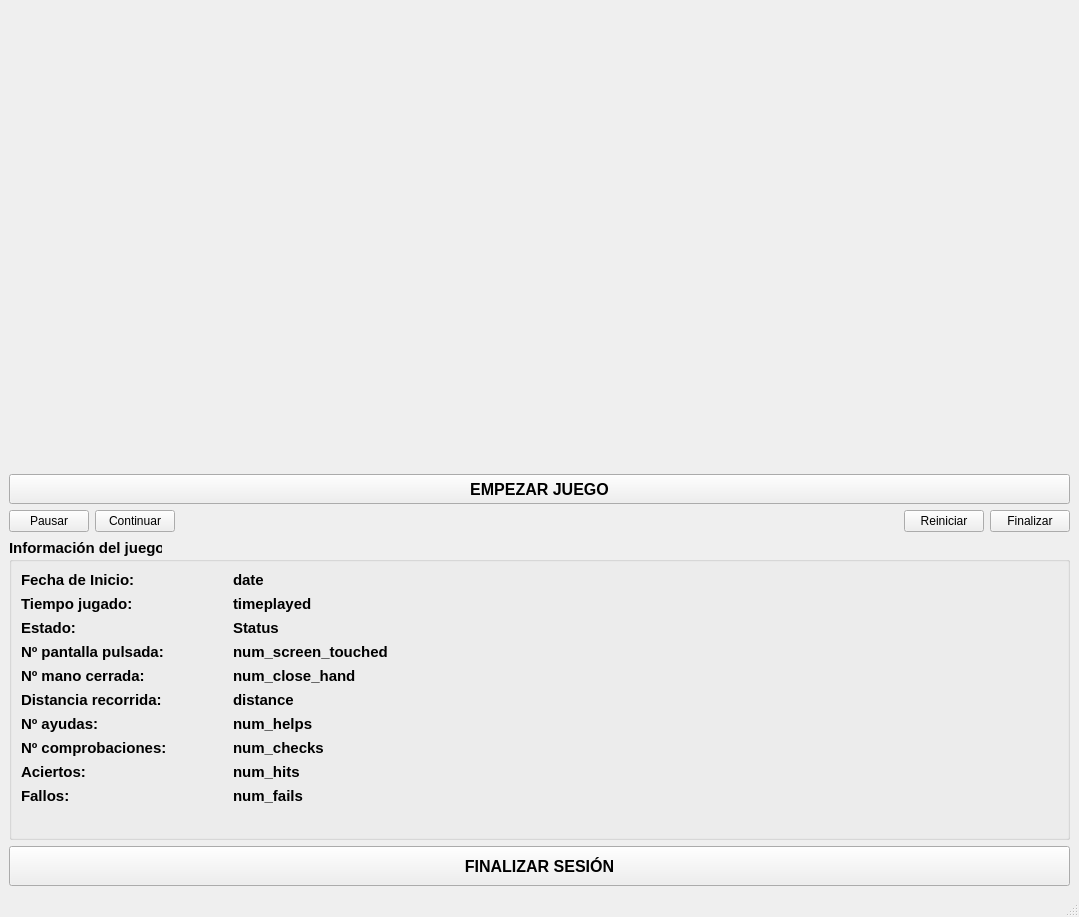
This is components/therapyManager/src/AdminInterface.ui in robocomp/robotherapy as Qt 5 draws it before an edit. The edited form follows.
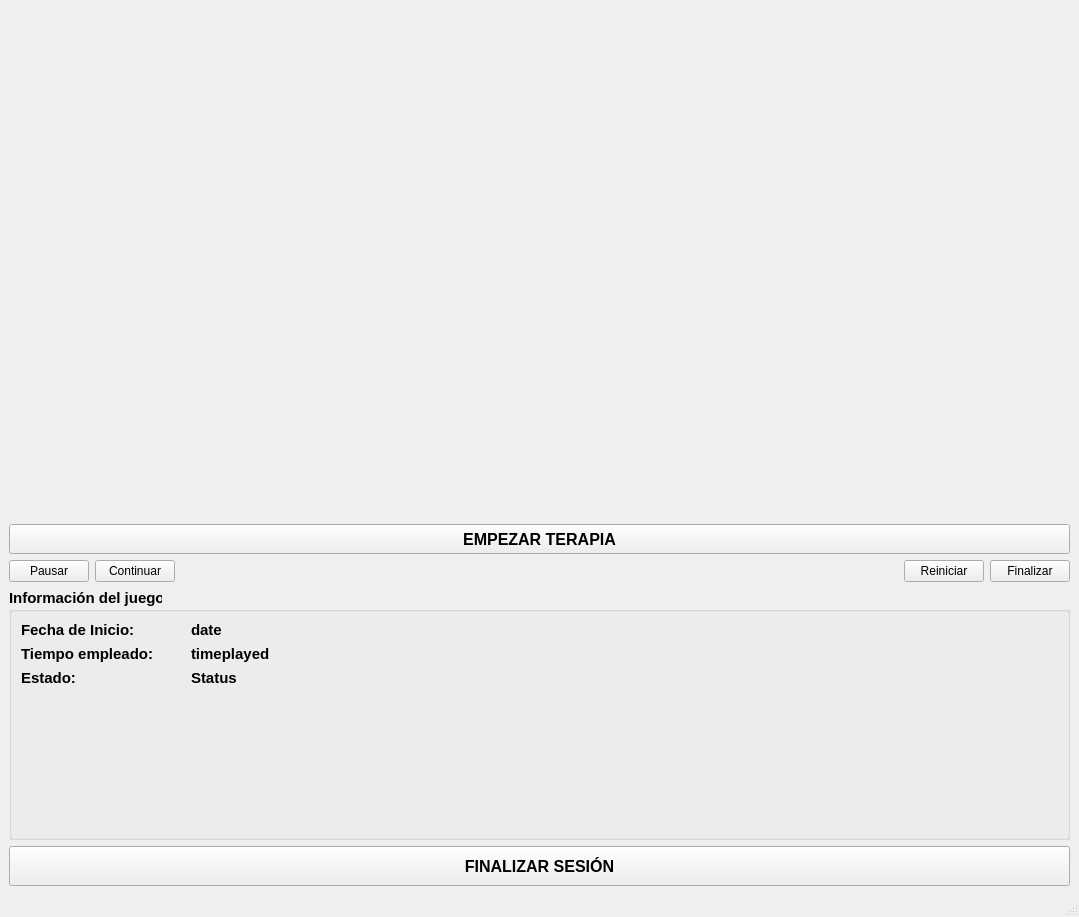
This is the edited form. Custom widgets are drawn as their Qt base class.

The edit to the form file:
```diff
--- a/components/therapyManager/src/AdminInterface.ui
+++ b/components/therapyManager/src/AdminInterface.ui
@@ -30,11 +30,7 @@
      </widget>
     </item>
     <item>
-     <widget class="QImageWidget" name="admin_image" native="true">
-      <zorder>groupBox</zorder>
-      <zorder>groupBox</zorder>
-      <zorder>groupBox</zorder>
-     </widget>
+     <widget class="QImageWidget" name="admin_image" native="true"/>
     </item>
     <item>
      <widget class="QPushButton" name="start_game_button">
@@ -64,7 +60,7 @@
        <bool>false</bool>
       </property>
       <property name="text">
-       <string>EMPEZAR JUEGO</string>
+       <string>EMPEZAR TERAPIA</string>
       </property>
      </widget>
     </item>
@@ -129,153 +125,55 @@
        <property name="fieldGrowthPolicy">
         <enum>QFormLayout::AllNonFixedFieldsGrow</enum>
        </property>
-       <item row="1" column="0">
+       <item row="2" column="0">
         <widget class="QLabel" name="label_8">
          <property name="text">
-          <string>Fecha de Inicio:</string>
+          <string>Fecha de Inicio:            </string>
          </property>
         </widget>
        </item>
-       <item row="1" column="1">
+       <item row="2" column="1">
         <widget class="QLabel" name="date_label">
          <property name="text">
           <string>date</string>
          </property>
         </widget>
        </item>
-       <item row="2" column="0">
-        <widget class="QLabel" name="label_11">
-         <property name="text">
-          <string>Tiempo jugado:</string>
-         </property>
-        </widget>
-       </item>
        <item row="3" column="0">
+        <widget class="QLabel" name="label_11">
+         <property name="text">
+          <string>Tiempo empleado:</string>
+         </property>
+        </widget>
+       </item>
+       <item row="3" column="1">
+        <widget class="QLabel" name="timeplayed_label">
+         <property name="text">
+          <string>timeplayed</string>
+         </property>
+        </widget>
+       </item>
+       <item row="4" column="0">
         <widget class="QLabel" name="label">
          <property name="text">
           <string>Estado:</string>
          </property>
         </widget>
        </item>
-       <item row="3" column="1">
+       <item row="4" column="1">
         <widget class="QLabel" name="status_label">
          <property name="text">
           <string>Status</string>
          </property>
         </widget>
        </item>
-       <item row="4" column="0">
-        <widget class="QLabel" name="label_5">
-         <property name="text">
-          <string>Nº pantalla pulsada:               </string>
-         </property>
-        </widget>
-       </item>
-       <item row="4" column="1">
-        <widget class="QLabel" name="num_screentouched_label">
-         <property name="text">
-          <string>num_screen_touched</string>
-         </property>
-        </widget>
-       </item>
        <item row="5" column="0">
-        <widget class="QLabel" name="label_4">
-         <property name="text">
-          <string>Nº mano cerrada:</string>
-         </property>
-        </widget>
-       </item>
-       <item row="5" column="1">
-        <widget class="QLabel" name="num_closedhand_label">
-         <property name="text">
-          <string>num_close_hand</string>
-         </property>
-        </widget>
-       </item>
-       <item row="6" column="0">
-        <widget class="QLabel" name="label_10">
-         <property name="text">
-          <string>Distancia recorrida:</string>
-         </property>
-        </widget>
-       </item>
-       <item row="6" column="1">
-        <widget class="QLabel" name="distance_label">
-         <property name="text">
-          <string>distance</string>
-         </property>
-        </widget>
-       </item>
-       <item row="7" column="0">
-        <widget class="QLabel" name="label_6">
-         <property name="text">
-          <string>Nº ayudas:</string>
-         </property>
-        </widget>
-       </item>
-       <item row="7" column="1">
-        <widget class="QLabel" name="num_helps_label">
-         <property name="text">
-          <string>num_helps</string>
-         </property>
-        </widget>
-       </item>
-       <item row="8" column="0">
-        <widget class="QLabel" name="label_3">
-         <property name="text">
-          <string>Nº comprobaciones:</string>
-         </property>
-        </widget>
-       </item>
-       <item row="8" column="1">
-        <widget class="QLabel" name="num_checks_label">
-         <property name="text">
-          <string>num_checks</string>
-         </property>
-        </widget>
-       </item>
-       <item row="9" column="0">
-        <widget class="QLabel" name="label_7">
-         <property name="text">
-          <string>Aciertos:</string>
-         </property>
-        </widget>
-       </item>
-       <item row="9" column="1">
-        <widget class="QLabel" name="num_hits_label">
-         <property name="text">
-          <string>num_hits</string>
-         </property>
-        </widget>
-       </item>
-       <item row="10" column="0">
-        <widget class="QLabel" name="label_9">
-         <property name="text">
-          <string>Fallos:</string>
-         </property>
-        </widget>
-       </item>
-       <item row="10" column="1">
-        <widget class="QLabel" name="num_fails_label">
-         <property name="text">
-          <string>num_fails</string>
-         </property>
-        </widget>
-       </item>
-       <item row="11" column="0">
         <widget class="QLabel" name="label_2">
          <property name="text">
           <string/>
          </property>
         </widget>
        </item>
-       <item row="2" column="1">
-        <widget class="QLabel" name="timeplayed_label">
-         <property name="text">
-          <string>timeplayed</string>
-         </property>
-        </widget>
-       </item>
       </layout>
      </widget>
     </item>
```
